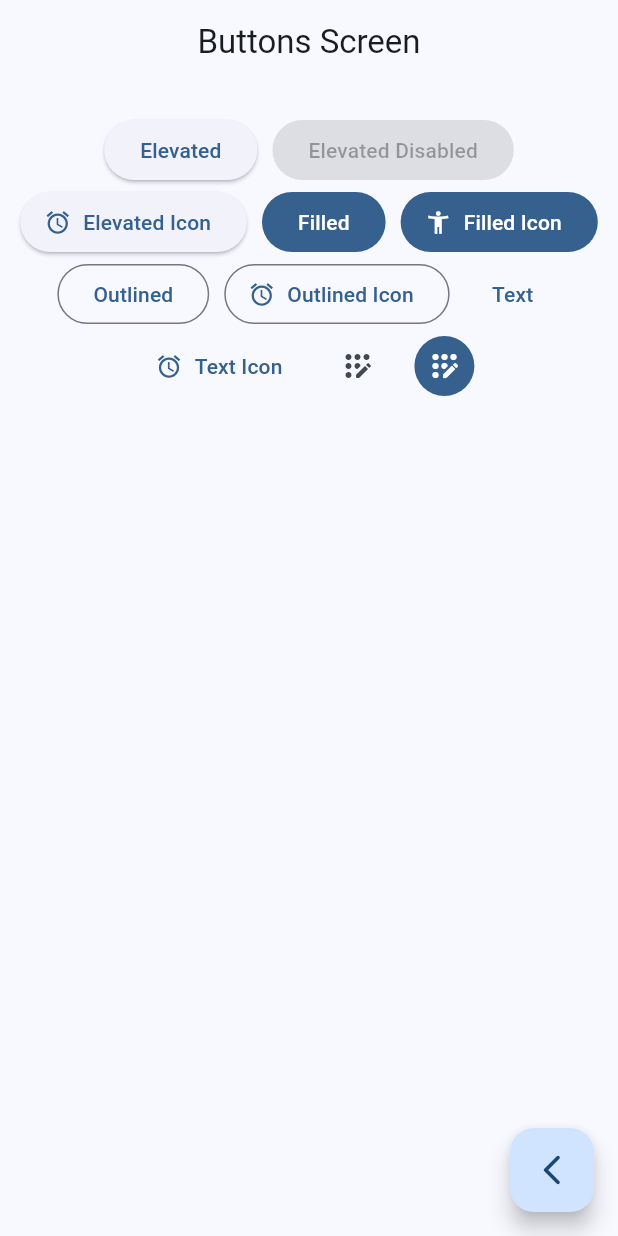
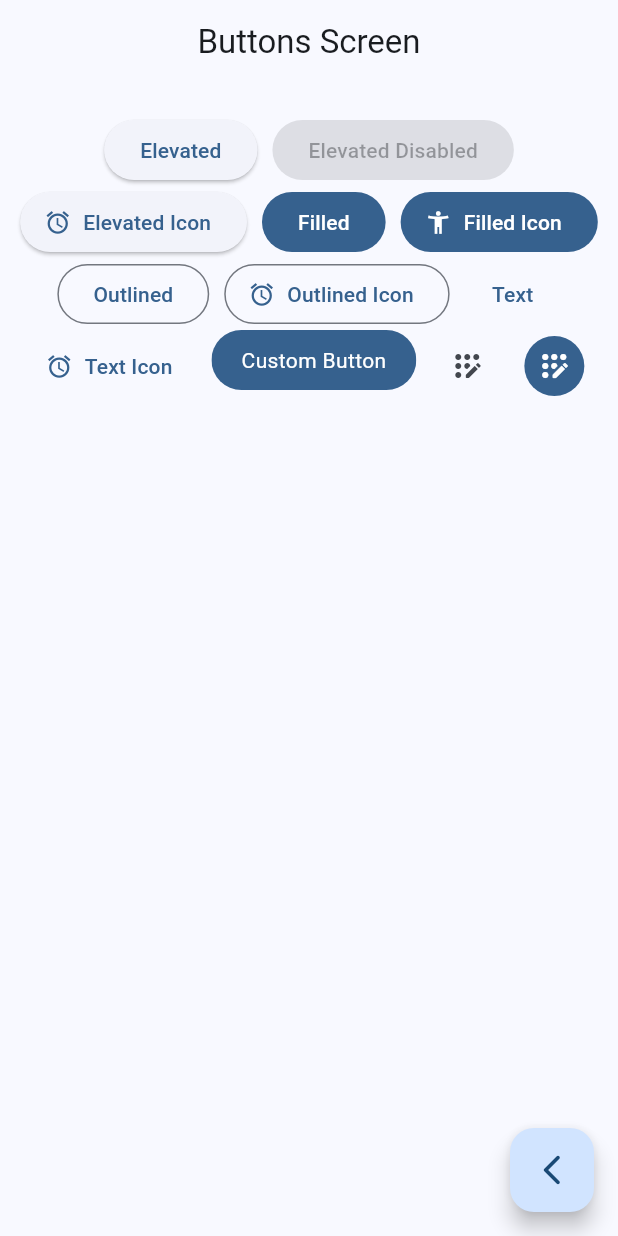
Before and after one commit to RicardoBastardoGH/flutter-widget-app, a Flutter app: the ButtonsScreen screen opened by its route, on a phone screen of 412 x 824 dp. Run offline on Flutter 3.47's test engine with Material 3 defaults, Android fonts, the phone set to English and light mode, and no system bars; our stand-ins replace go_router.

Commit message:
Custom Button

```diff
--- a/lib/presentation/screen/buttons/buttons_screen.dart
+++ b/lib/presentation/screen/buttons/buttons_screen.dart
@@ -48,6 +48,7 @@ class _ButtonsView extends StatelessWidget {
             TextButton(onPressed: (){}, child: const Text('Text')),
             TextButton.icon(onPressed: (){}, label: const Text('Text Icon'), icon: const Icon(Icons.access_alarm_outlined)),
 
+            CustomButton(),
 
             IconButton(onPressed: (){}, icon: const Icon(Icons.app_registration_rounded)),
             IconButton(
@@ -65,3 +66,26 @@ class _ButtonsView extends StatelessWidget {
     );
   }
 }
+
+class CustomButton extends StatelessWidget {
+  const CustomButton({super.key});
+
+  @override
+  Widget build(BuildContext context) {
+
+    final colors = Theme.of(context).colorScheme;
+    return ClipRRect(
+      borderRadius: BorderRadius.circular(20),
+      child: Material(
+        color: colors.primary,
+        child: InkWell(
+          onTap: (){},
+          child: Padding(
+            padding: const EdgeInsets.symmetric(horizontal: 20, vertical: 10),
+            child: Text('Custom Button', style: TextStyle(color: Colors.white),),
+          ),
+        ),
+      ),
+    );
+  }
+}
```
